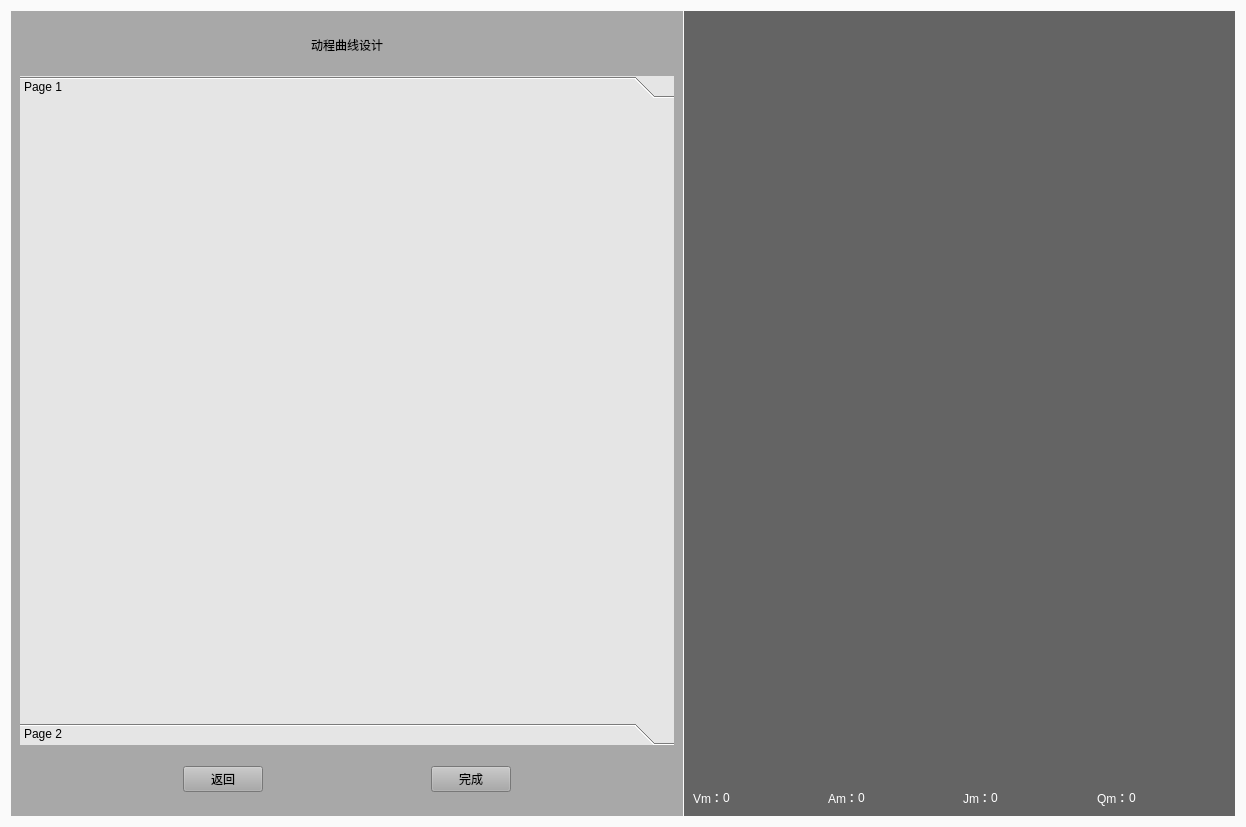
Qt form HUSTCAM/fmlwidget.ui (CarolineQI/HUSTCAM) before a commit.
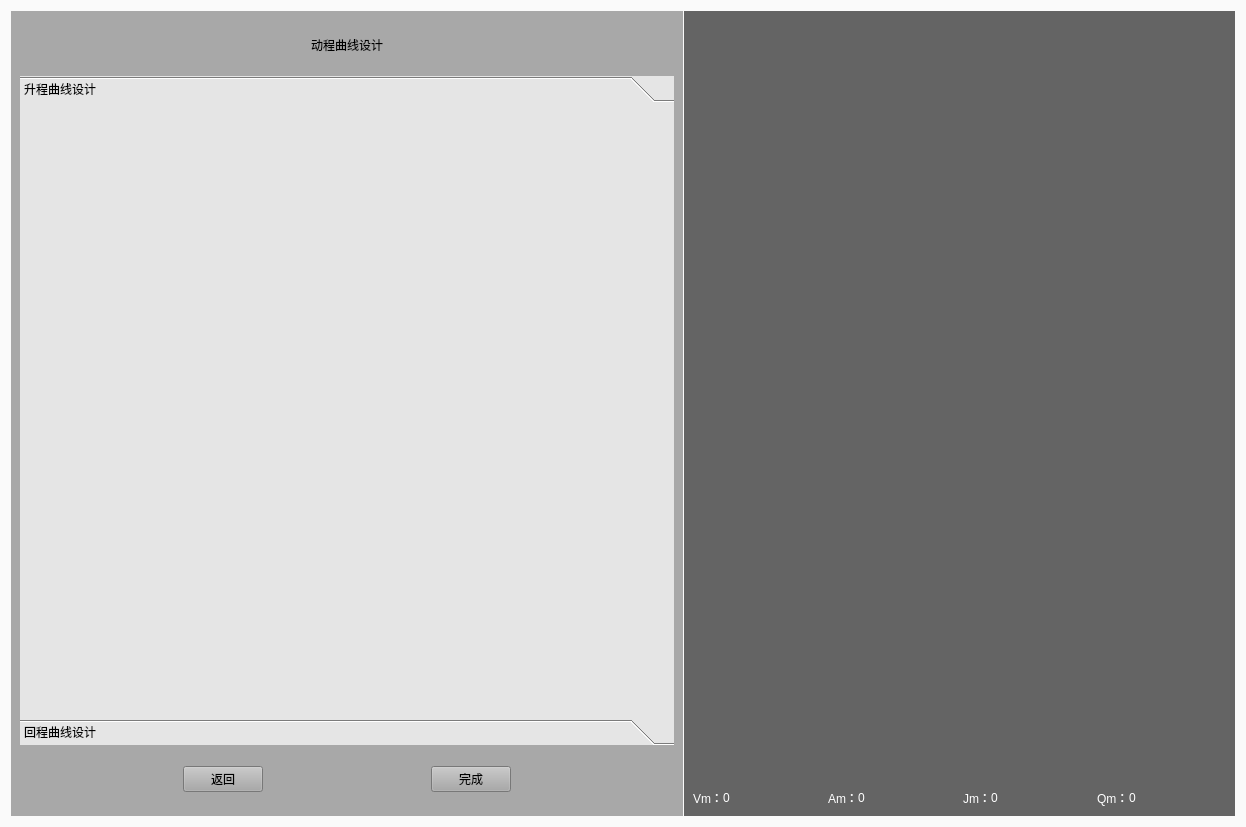
The same form after that commit. The open tabs and pages were chosen to show the change.

Patch:
```diff
--- a/HUSTCAM/fmlwidget.ui
+++ b/HUSTCAM/fmlwidget.ui
@@ -1201,12 +1201,12 @@
             <rect>
              <x>0</x>
              <y>0</y>
-             <width>100</width>
-             <height>30</height>
+             <width>659</width>
+             <height>565</height>
             </rect>
            </property>
            <attribute name="label">
-            <string>Page 1</string>
+            <string>升程曲线设计</string>
            </attribute>
           </widget>
           <widget class="QWidget" name="ProReturn">
@@ -1219,7 +1219,7 @@
             </rect>
            </property>
            <attribute name="label">
-            <string>Page 2</string>
+            <string>回程曲线设计</string>
            </attribute>
           </widget>
          </widget>
```
Left out of the diff: 16 changed lines with no effect on the pictures.
